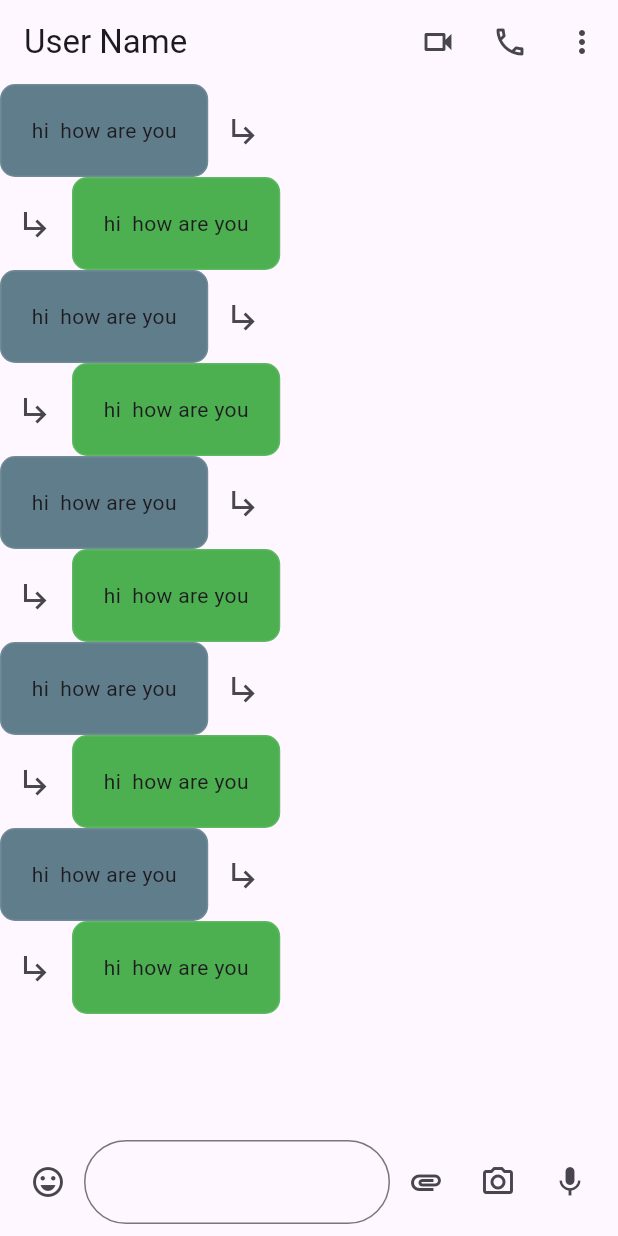
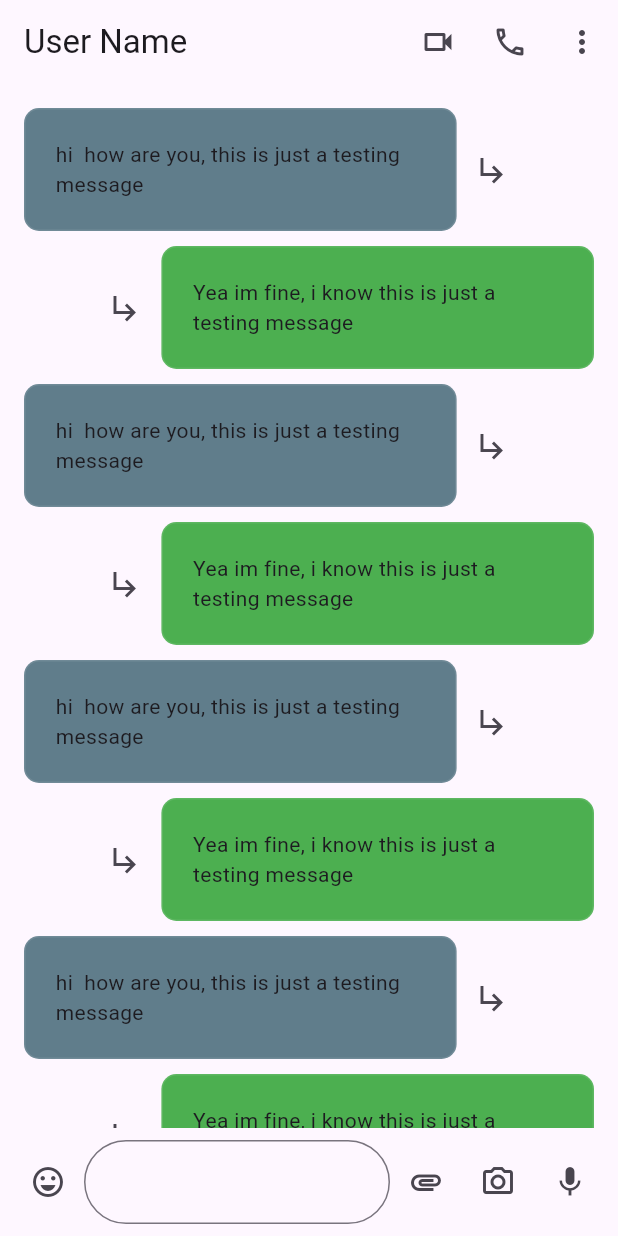
Before and after one commit to AshwaniDev101/Flutter-LanternChat, a Flutter app: the screen it shows after launch, on a phone screen of 412 x 824 dp. Run offline on Flutter 3.47's test engine with Material 3 defaults, Android fonts, the light colour scheme and no system bars.

Commit message:
feat: Refine chat bubble layout and styling
This commit improves the chat bubble UI in the `Chatpage`.

Key changes include:
- Switched from `ListView.builder` to `ListView.separated` to add vertical spacing between messages.
- Messages are now aligned to the start (left) for incoming and end (right) for outgoing messages.
- The width of chat bubbles is now constrained to 70% of the screen width to improve readability.
- Text within bubbles will now wrap to the next line.
- Padding has been added around the entire list of messages.
- Updated placeholder text for better demonstration.

```diff
--- a/lib/pages/chatpage.dart
+++ b/lib/pages/chatpage.dart
@@ -46,17 +46,26 @@ class Chatpage extends StatelessWidget {
           ),
         ],
       ),
-      body: ListView.builder(
-        itemCount: 10,
+      body: ListView.separated(
+
+        separatorBuilder: (context, index){
+          return SizedBox(height: 10,);
+        },
+        itemCount: 20,
+        padding: EdgeInsets.all(16),
+
         itemBuilder: (context, index) {
 
 
-          final isSelf = index%2;
+          final bool isSelf = index%2==0;
 
-          if(isSelf==0){
+          if(isSelf){
             return Row(
+
+              mainAxisAlignment: MainAxisAlignment.start,
               children: [
                 Container(
+                  width: MediaQuery.of(context).size.width*0.7,
                   padding: EdgeInsets.all(20),
                   decoration: BoxDecoration(
                     borderRadius: BorderRadius.all(Radius.circular(10)),
@@ -65,7 +74,7 @@ class Chatpage extends StatelessWidget {
                     border: Border.all(color: Colors.white10),
                   ),
 
-                  child: Text('hi  how are you'),
+                  child: Text('hi  how are you, this is just a testing message',softWrap: true, overflow: TextOverflow.visible,),
                 ),
 
                 IconButton(onPressed: (){}, icon: Icon(Icons.subdirectory_arrow_right_outlined)),
@@ -73,10 +82,13 @@ class Chatpage extends StatelessWidget {
             );
           }else {
             return Row(
+
+              mainAxisAlignment: MainAxisAlignment.end,
               children: [
 
                 IconButton(onPressed: (){}, icon: Icon(Icons.subdirectory_arrow_right_outlined)),
                 Container(
+                  width: MediaQuery.of(context).size.width*0.7,
                   padding: EdgeInsets.all(20),
                   decoration: BoxDecoration(
                     borderRadius: BorderRadius.all(Radius.circular(10)),
@@ -85,7 +97,7 @@ class Chatpage extends StatelessWidget {
                     border: Border.all(color: Colors.white10),
                   ),
 
-                  child: Text('hi  how are you'),
+                  child: Text('Yea im fine, i know this is just a testing message',softWrap: true, overflow: TextOverflow.visible,),
                 ),
               ],
             );
```
